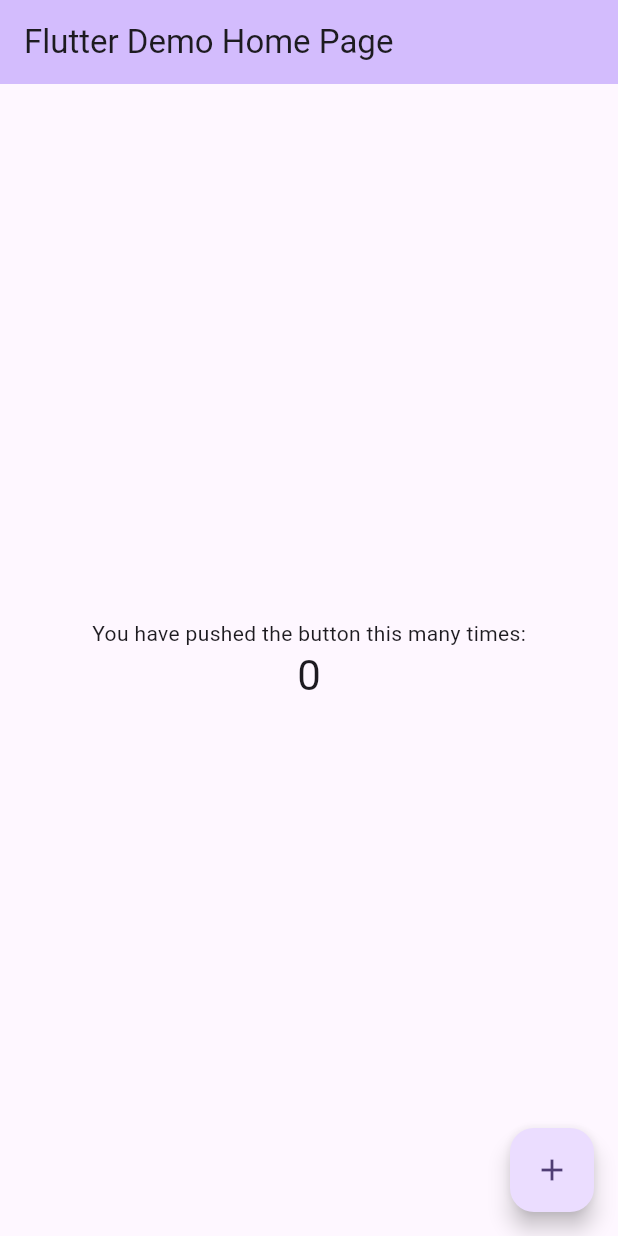
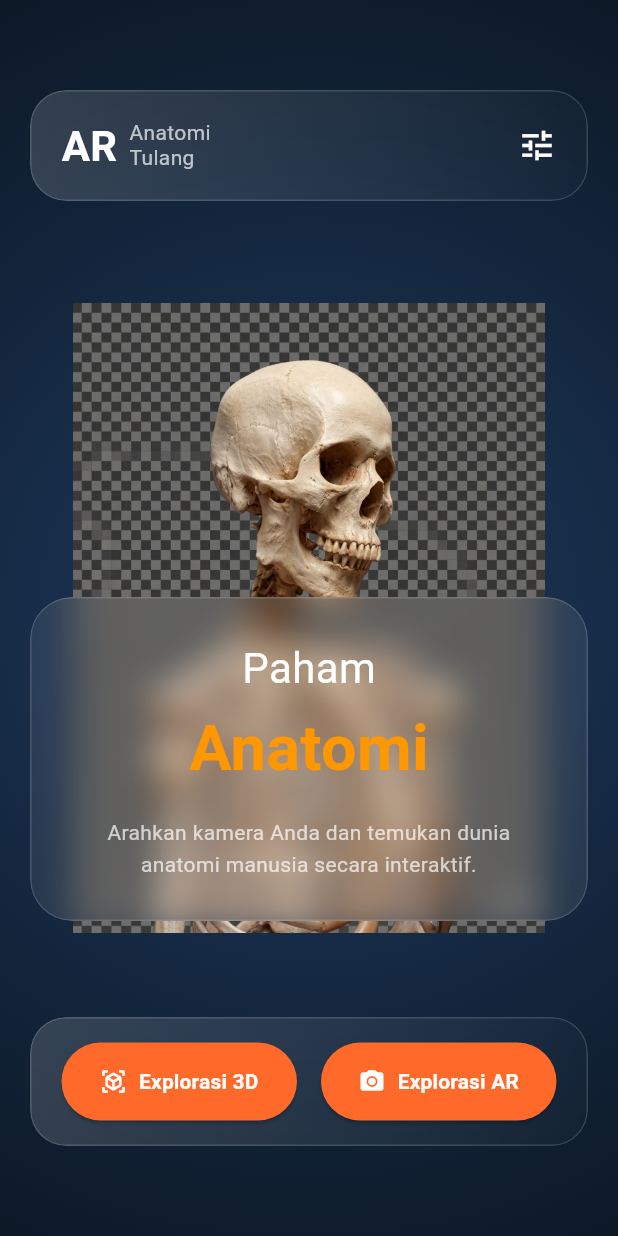
Before and after one commit to disanaufal/flutter-unity-demo, a Flutter app: the screen it shows after launch, on a phone screen of 412 x 824 dp. Run offline on Flutter 3.47's test engine with Material 3 defaults, Android fonts, the phone set to English and light mode, and no system bars; our stand-ins replace flutter_riverpod.

Commit message:
raw home page UI

```diff
--- /dev/null
+++ b/lib/app/app.dart
@@ -0,0 +1,15 @@
+import 'package:flutter/material.dart';
+
+import '../features/home/presentation/pages/home_page.dart';
+
+class MyApp extends StatelessWidget {
+  const MyApp({super.key});
+
+  @override
+  Widget build(BuildContext context) {
+    return const MaterialApp(
+      debugShowCheckedModeBanner: false,
+      home: HomePage(),
+    );
+  }
+}
--- /dev/null
+++ b/lib/core/widgets/glass_container.dart
@@ -0,0 +1,41 @@
+import 'dart:ui';
+import 'package:flutter/material.dart';
+
+class GlassContainer extends StatelessWidget {
+  final Widget child;
+  final EdgeInsets padding;
+  final double borderRadius;
+
+  const GlassContainer({
+    super.key,
+    required this.child,
+    this.padding = const EdgeInsets.all(20),
+    this.borderRadius = 24,
+  });
+
+  @override
+  Widget build(BuildContext context) {
+    return ClipRRect(
+      borderRadius: BorderRadius.circular(borderRadius),
+      child: BackdropFilter(
+        filter: ImageFilter.blur(
+          sigmaX: 12,
+          sigmaY: 12,
+        ),
+        child: Container(
+          padding: padding,
+          decoration: BoxDecoration(
+            color: Colors.white.withValues(alpha: 0.08),
+            borderRadius: BorderRadius.circular(borderRadius),
+            border: Border.all(
+              color: Colors.white.withValues(alpha: 0.15),
+            ),
+          ),
+          child: child,
+        ),
+      ),
+    );
+  }
+}
+
+//* BackdropFilter applies blur to everything behind this widget
--- /dev/null
+++ b/lib/core/widgets/glass_panel.dart
@@ -0,0 +1,49 @@
+import 'dart:ui';
+import 'package:flutter/material.dart';
+
+class GlassPanel extends StatelessWidget {
+  final Widget child;
+  final EdgeInsets padding;
+  final double radius;
+
+  const GlassPanel({
+    super.key,
+    required this.child,
+    this.padding = const EdgeInsets.all(20),
+    this.radius = 24,
+  });
+
+  @override
+  Widget build(BuildContext context) {
+    return ClipRRect(
+      borderRadius: BorderRadius.circular(radius),
+      child: BackdropFilter(
+        filter: ImageFilter.blur(
+          sigmaX: 10,
+          sigmaY: 10,
+        ),
+        child: Container(
+          padding: padding,
+          decoration: BoxDecoration(
+            borderRadius: BorderRadius.circular(radius),
+
+            //* dark glass gradient
+            gradient: LinearGradient(
+              begin: Alignment.centerLeft,
+              end: Alignment.centerRight,
+              colors: [
+                Colors.white.withValues(alpha: 0.15),
+                Colors.white.withValues(alpha: 0.02),
+              ],
+            ),
+
+            border: Border.all(
+              color: Colors.white.withValues(alpha: 0.15),
+            ),
+          ),
+          child: child,
+        ),
+      ),
+    );
+  }
+}
--- /dev/null
+++ b/lib/features/home/presentation/pages/home_page.dart
@@ -0,0 +1,41 @@
+import 'package:flutter/material.dart';
+import 'package:flutter_unity_demo/features/home/presentation/widgets/bottom_buttons.dart';
+
+import '../widgets/skeleton_view.dart';
+import '../widgets/top_glass_bar.dart';
+import '../widgets/info_card.dart';
+
+class HomePage extends StatelessWidget {
+  const HomePage({super.key});
+
+  @override
+  Widget build(BuildContext context) {
+    return Scaffold(
+      body: Container(
+        decoration: const BoxDecoration(
+          gradient: RadialGradient(
+            center: Alignment.center,
+            radius: 1.2,
+            colors: [
+              Color(0xFF1E3A5F),
+              Color(0xFF0B1622),
+            ],
+          ),
+        ),
+        child: const Stack(
+          children: [
+
+            SkeletonView(),
+
+            TopGlassBar(),
+
+            InfoCard(),
+
+            BottomButtons(),
+
+          ],
+        ),
+      ),
+    );
+  }
+}
--- /dev/null
+++ b/lib/features/home/presentation/widgets/bottom_buttons.dart
@@ -0,0 +1,66 @@
+import 'package:flutter/material.dart';
+import '../../../../core/widgets/glass_panel.dart';
+
+
+class BottomButtons extends StatelessWidget {
+  const BottomButtons({super.key});
+
+  @override
+  Widget build(BuildContext context) {
+    return Positioned(
+      bottom: 60,
+      left: 20,
+      right: 20,
+      child: GlassPanel(
+        padding: const EdgeInsets.symmetric(
+          horizontal: 20,
+          vertical: 16,
+        ),
+        child: Row(
+          children: [
+
+            /// 3D Button
+            Expanded(
+              child: ElevatedButton.icon(
+                onPressed: () {},
+                icon: const Icon(Icons.view_in_ar, color: Colors.white,),
+                label: const Text("Explorasi 3D", style: TextStyle(
+                    color: Colors.white,
+                    fontWeight: FontWeight.bold,
+                  ),),
+                style: ElevatedButton.styleFrom(
+                  backgroundColor: const Color(0xFFFF6A2B),
+                  padding: const EdgeInsets.symmetric(vertical: 16),
+                  shape: RoundedRectangleBorder(
+                    borderRadius: BorderRadius.circular(30),
+                  ),
+                ),
+              ),
+            ),
+
+            const SizedBox(width: 16),
+
+            /// AR Button
+            Expanded(
+              child: ElevatedButton.icon(
+                onPressed: () {},
+                icon: const Icon(Icons.camera_alt, color: Colors.white,),
+                label: const Text("Explorasi AR", style: TextStyle(
+                    color: Colors.white,
+                    fontWeight: FontWeight.bold,
+                  ),),
+                style: ElevatedButton.styleFrom(
+                  backgroundColor: const Color(0xFFFF6A2B),
+                  padding: const EdgeInsets.symmetric(vertical: 16),
+                  shape: RoundedRectangleBorder(
+                    borderRadius: BorderRadius.circular(30),
+                  ),
+                ),
+              ),
+            ),
+          ],
+        ),
+      ),
+    );
+  }
+}
--- /dev/null
+++ b/lib/features/home/presentation/widgets/info_card.dart
@@ -0,0 +1,47 @@
+import 'package:flutter/material.dart';
+import '../../../../core/widgets/glass_container.dart';
+class InfoCard extends StatelessWidget {
+  const InfoCard({super.key});
+
+  @override
+  Widget build(BuildContext context) {
+    return Positioned(
+      bottom: 210,
+      left: 20,
+      right: 20,
+      child: GlassContainer(
+        padding: const EdgeInsets.all(26),
+        borderRadius: 28,
+        child: Column(
+          mainAxisSize: MainAxisSize.min,
+          children: [
+            Text("Paham", style: TextStyle(color: Colors.white, fontSize: 28)),
+
+            SizedBox(height: 4),
+
+            Text(
+              "Anatomi",
+              style: TextStyle(
+                color: Colors.orange,
+                fontSize: 42,
+                fontWeight: FontWeight.bold,
+              ),
+            ),
+
+            SizedBox(height: 16),
+
+            Text(
+              "Arahkan kamera Anda dan temukan dunia anatomi manusia secara interaktif.",
+              textAlign: TextAlign.center,
+              style: TextStyle(
+                color: Colors.white70,
+                height: 1.5,
+                fontSize: 14,
+              ),
+            ),
+          ],
+        ),
+      ),
+    );
+  }
+}
--- /dev/null
+++ b/lib/features/home/presentation/widgets/skeleton_view.dart
@@ -0,0 +1,17 @@
+import 'package:flutter/material.dart';
+
+class SkeletonView extends StatelessWidget {
+  const SkeletonView({super.key});
+
+  @override
+  Widget build(BuildContext context) {
+    return Align(
+      alignment: Alignment.center,
+      child: Image.asset(
+        "assets/images/skeleton.png",
+        height: 420,
+        fit: BoxFit.contain,
+      ),
+    );
+  }
+}
--- /dev/null
+++ b/lib/features/home/presentation/widgets/top_glass_bar.dart
@@ -0,0 +1,54 @@
+import 'package:flutter/material.dart';
+import '../../../../core/widgets/glass_panel.dart';
+
+class TopGlassBar extends StatelessWidget {
+  const TopGlassBar({super.key});
+
+  @override
+  Widget build(BuildContext context) {
+    return Positioned(
+      top: 60,
+      left: 20,
+      right: 20,
+      child: GlassPanel(
+        padding: const EdgeInsets.symmetric(
+          horizontal: 20,
+          vertical: 16,
+        ),
+        child: Row(
+          mainAxisAlignment: MainAxisAlignment.spaceBetween,
+          children: const [
+
+            Row(
+              children: [
+                Text(
+                  "AR",
+                  style: TextStyle(
+                    color: Colors.white,
+                    fontSize: 28,
+                    fontWeight: FontWeight.bold,
+                  ),
+                ),
+                SizedBox(width: 8),
+                Text(
+                  "Anatomi\nTulang",
+                  style: TextStyle(
+                    color: Colors.white70,
+                    fontSize: 14,
+                    height: 1.2,
+                  ),
+                ),
+              ],
+            ),
+
+            Icon(
+              Icons.tune,
+              color: Colors.white,
+              size: 26,
+            ),
+          ],
+        ),
+      ),
+    );
+  }
+}
--- a/lib/main.dart
+++ b/lib/main.dart
@@ -1,122 +1,14 @@
 import 'package:flutter/material.dart';
+import 'package:flutter_riverpod/flutter_riverpod.dart';
+
+import 'app/app.dart';
 
 void main() {
-  runApp(const MyApp());
+  runApp(
+    const ProviderScope(
+      child: MyApp(),
+    ),
+  );
 }
 
-class MyApp extends StatelessWidget {
-  const MyApp({super.key});
-
-  // This widget is the root of your application.
-  @override
-  Widget build(BuildContext context) {
-    return MaterialApp(
-      title: 'Flutter Demo',
-      theme: ThemeData(
-        // This is the theme of your application.
-        //
-        // TRY THIS: Try running your application with "flutter run". You'll see
-        // the application has a purple toolbar. Then, without quitting the app,
-        // try changing the seedColor in the colorScheme below to Colors.green
-        // and then invoke "hot reload" (save your changes or press the "hot
-        // reload" button in a Flutter-supported IDE, or press "r" if you used
-        // the command line to start the app).
-        //
-        // Notice that the counter didn't reset back to zero; the application
-        // state is not lost during the reload. To reset the state, use hot
-        // restart instead.
-        //
-        // This works for code too, not just values: Most code changes can be
-        // tested with just a hot reload.
-        colorScheme: .fromSeed(seedColor: Colors.deepPurple),
-      ),
-      home: const MyHomePage(title: 'Flutter Demo Home Page'),
-    );
-  }
-}
-
-class MyHomePage extends StatefulWidget {
-  const MyHomePage({super.key, required this.title});
-
-  // This widget is the home page of your application. It is stateful, meaning
-  // that it has a State object (defined below) that contains fields that affect
-  // how it looks.
-
-  // This class is the configuration for the state. It holds the values (in this
-  // case the title) provided by the parent (in this case the App widget) and
-  // used by the build method of the State. Fields in a Widget subclass are
-  // always marked "final".
-
-  final String title;
-
-  @override
-  State<MyHomePage> createState() => _MyHomePageState();
-}
-
-class _MyHomePageState extends State<MyHomePage> {
-  int _counter = 0;
-
-  void _incrementCounter() {
-    setState(() {
-      // This call to setState tells the Flutter framework that something has
-      // changed in this State, which causes it to rerun the build method below
-      // so that the display can reflect the updated values. If we changed
-      // _counter without calling setState(), then the build method would not be
-      // called again, and so nothing would appear to happen.
-      _counter++;
-    });
-  }
-
-  @override
-  Widget build(BuildContext context) {
-    // This method is rerun every time setState is called, for instance as done
-    // by the _incrementCounter method above.
-    //
-    // The Flutter framework has been optimized to make rerunning build methods
-    // fast, so that you can just rebuild anything that needs updating rather
-    // than having to individually change instances of widgets.
-    return Scaffold(
-      appBar: AppBar(
-        // TRY THIS: Try changing the color here to a specific color (to
-        // Colors.amber, perhaps?) and trigger a hot reload to see the AppBar
-        // change color while the other colors stay the same.
-        backgroundColor: Theme.of(context).colorScheme.inversePrimary,
-        // Here we take the value from the MyHomePage object that was created by
-        // the App.build method, and use it to set our appbar title.
-        title: Text(widget.title),
-      ),
-      body: Center(
-        // Center is a layout widget. It takes a single child and positions it
-        // in the middle of the parent.
-        child: Column(
-          // Column is also a layout widget. It takes a list of children and
-          // arranges them vertically. By default, it sizes itself to fit its
-          // children horizontally, and tries to be as tall as its parent.
-          //
-          // Column has various properties to control how it sizes itself and
-          // how it positions its children. Here we use mainAxisAlignment to
-          // center the children vertically; the main axis here is the vertical
-          // axis because Columns are vertical (the cross axis would be
-          // horizontal).
-          //
-          // TRY THIS: Invoke "debug painting" (choose the "Toggle Debug Paint"
-          // action in the IDE, or press "p" in the console), to see the
-          // wireframe for each widget.
-          mainAxisAlignment: .center,
-          children: [
-            const Text('You have pushed the button this many times:'),
-            Text(
-              '$_counter',
-              style: Theme.of(context).textTheme.headlineMedium,
-            ),
-          ],
-        ),
-      ),
-      floatingActionButton: FloatingActionButton(
-        onPressed: _incrementCounter,
-        tooltip: 'Increment',
-        child: const Icon(Icons.add),
-      ),
-    );
-  }
-}
+//* ProviderScope is required for Riverpod
--- a/pubspec.yaml
+++ b/pubspec.yaml
@@ -34,6 +34,7 @@ dependencies:
   # The following adds the Cupertino Icons font to your application.
   # Use with the CupertinoIcons class for iOS style icons.
   cupertino_icons: ^1.0.8
+  flutter_riverpod: ^3.3.1
 
 dev_dependencies:
   flutter_test:
@@ -51,6 +52,8 @@ dev_dependencies:
 
 # The following section is specific to Flutter packages.
 flutter:
+  assets:
+    - assets/images/
 
   # The following line ensures that the Material Icons font is
   # included with your application, so that you can use the icons in
```
Also changed, not shown: lib/features/home/providers/home_provider.dart (added, +7 -0 lines), assets/images/skeleton.png (added), pubspec.lock, 2 other files.
